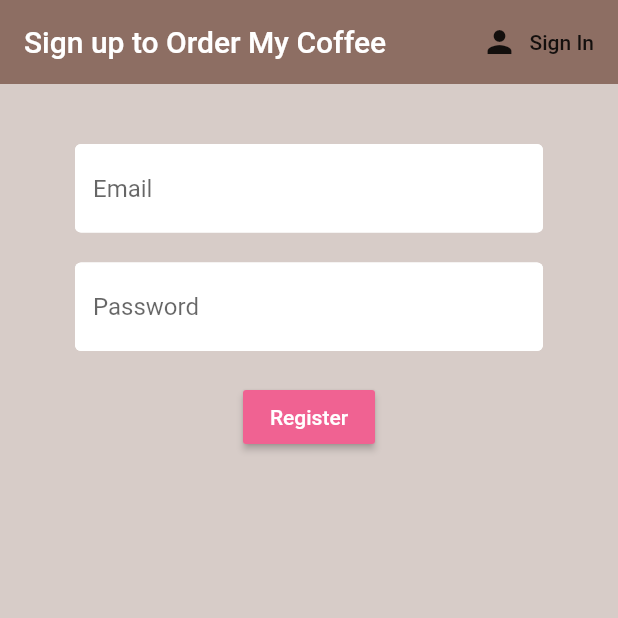
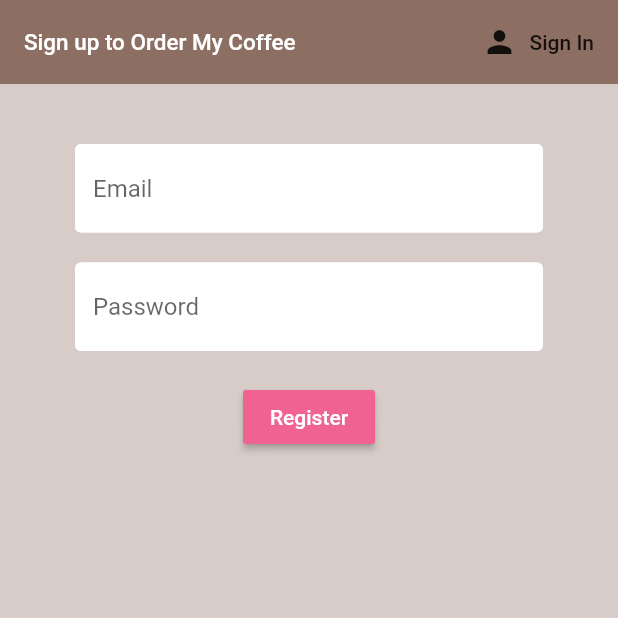
Before and after one commit to restless226/order-my-coffee, a Flutter app: the screen it shows after launch, after a tap on "Sign in", after a tap on "Register", on a phone screen of 412 x 824 dp, the top half of it. Run offline on Flutter 3.47's test engine with Material 2 defaults, Android fonts, the phone set to English and light mode, and no system bars; our stand-ins replace cloud_firestore, firebase_auth, flutter_spinkit; accounts and stored records are empty.

Commit message:
version changes

```diff
--- a/lib/screens/authenticate/register.dart
+++ b/lib/screens/authenticate/register.dart
@@ -31,7 +31,10 @@ class _RegisterState extends State<Register> {
             appBar: AppBar(
               backgroundColor: Colors.brown[400],
               elevation: 0,
-              title: Text('Sign up to Order My Coffee'),
+              title: Text(
+                'Sign up to Order My Coffee',
+                style: TextStyle(fontSize: 15),
+              ),
               actions: <Widget>[
                 FlatButton.icon(
                     onPressed: () {
--- a/lib/screens/authenticate/sign_in.dart
+++ b/lib/screens/authenticate/sign_in.dart
@@ -31,7 +31,10 @@ class _SignInState extends State<SignIn> {
             appBar: AppBar(
               backgroundColor: Colors.brown[400],
               elevation: 0,
-              title: Text('Sign In to Order My Coffee'),
+              title: Text(
+                'Sign In to Order My Coffee',
+                style: TextStyle(fontSize: 15),
+              ),
               actions: <Widget>[
                 FlatButton.icon(
                     onPressed: () {
--- a/pubspec.yaml
+++ b/pubspec.yaml
@@ -26,7 +26,7 @@ dependencies:
   cupertino_icons: ^0.1.3
   firebase_auth: ^0.14.0+5
   cloud_firestore: ^0.12.9+4
-  provider: ^3.1.0
+  provider: ^4.0.0
   flutter_spinkit: "^4.0.0"
 
 dev_dependencies:
```
Also changed, not shown: pubspec.lock, 3 other files.
